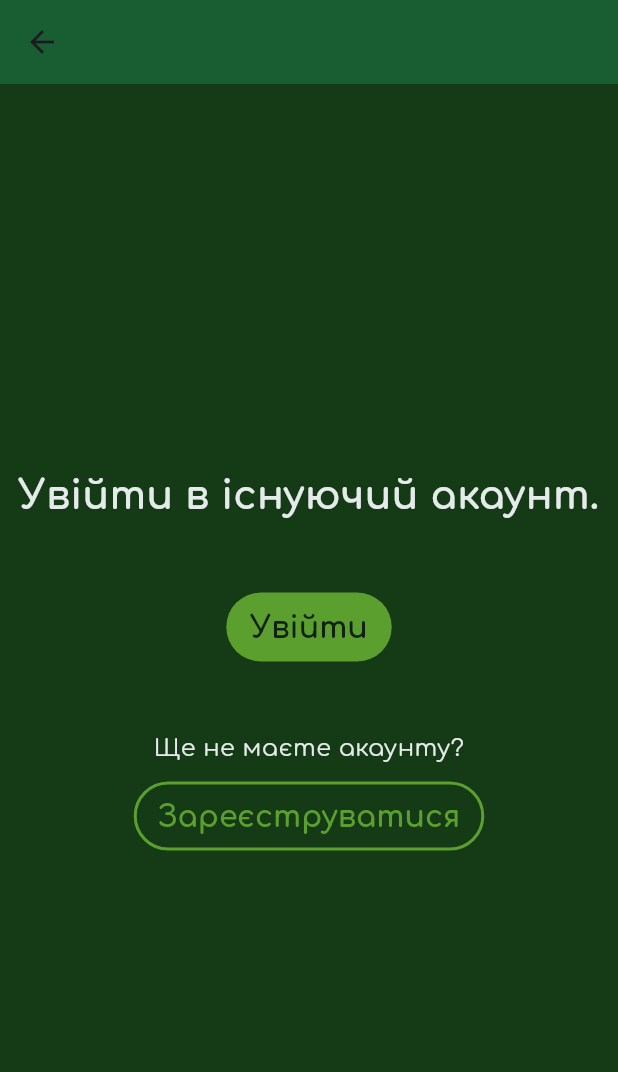
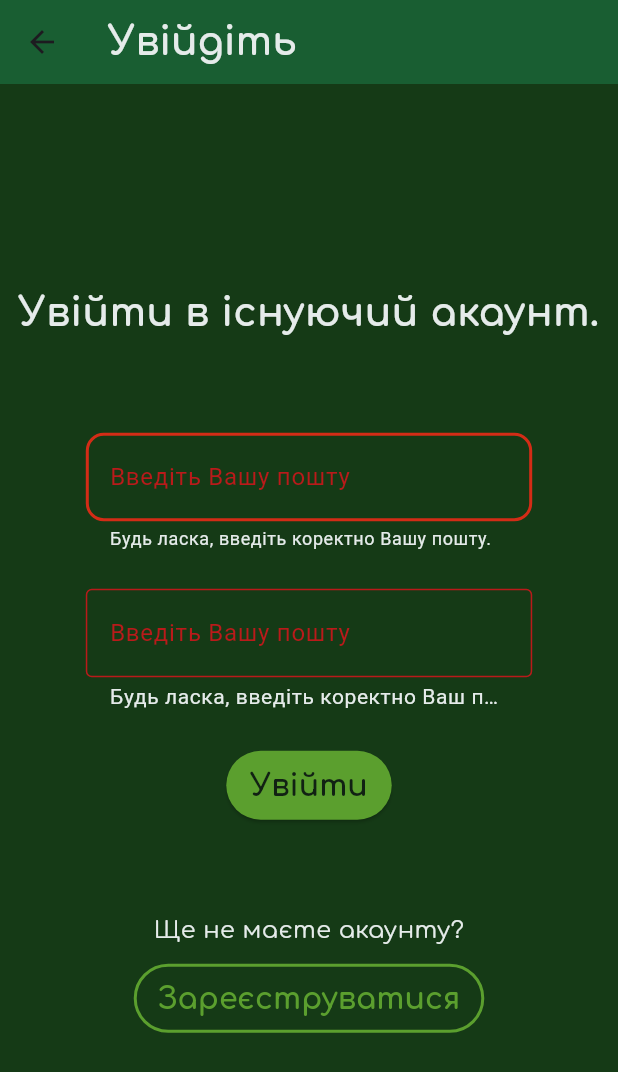
Before and after one commit to turdigicode/flutter_duo_practice, a Flutter app: the LoginPage screen opened directly, after a tap on "Увійти", on a phone screen of 412 x 824 dp. Shown: the top 1072 px of the screen. Run offline on Flutter 3.47's test engine with Material 3 defaults, Android fonts, the phone set to English and light mode, and no system bars.

Commit message:
Started work on forms
To be continued

```diff
--- a/lib/constants/app_font_sizes.dart
+++ b/lib/constants/app_font_sizes.dart
@@ -1,5 +1,6 @@
 class AppFontSizes {
   static const double title = 26.0;
+  static const double medium = 18.0;
   static const double body = 16.0;
   static const double small = 14.0;
   static const double button = 20.0;
--- a/lib/constants/app_text_styles.dart
+++ b/lib/constants/app_text_styles.dart
@@ -1,5 +1,5 @@
 import 'package:flutter/material.dart';
-import 'package:flutter_duo_practice/constants/fonts_constants.dart';
+import 'package:flutter_duo_practice/constants/app_fonts.dart';
 import 'app_colors.dart';
 import 'app_font_sizes.dart';
 
@@ -17,6 +17,12 @@
   static final TextStyle body = _base.copyWith(
     color: AppColors.text,
     fontSize: AppFontSizes.body,
+    fontWeight: FontWeight.normal,
+  );
+
+  static final TextStyle form = _base.copyWith(
+    color: AppColors.text,
+    fontSize: AppFontSizes.medium,
     fontWeight: FontWeight.normal,
   );
 
--- /dev/null
+++ b/lib/forms/login_form.dart
@@ -0,0 +1,110 @@
+import 'package:flutter/material.dart';
+import 'package:flutter_duo_practice/constants/app_button_styles.dart';
+import 'package:flutter_duo_practice/constants/app_text_styles.dart';
+
+import '../constants/app_colors.dart';
+import '../constants/app_spacing.dart';
+
+class MyCustomForm extends StatefulWidget {
+  const MyCustomForm({super.key});
+
+  @override
+  MyCustomFormState createState() {
+    return MyCustomFormState();
+  }
+}
+
+class MyCustomFormState extends State<MyCustomForm> {
+  final _formKey = GlobalKey<FormState>();
+
+  @override
+  Widget build(BuildContext context) {
+    return Center(
+      child: Container(
+        width: MediaQuery.of(context).size.width * 0.8,
+        padding: const EdgeInsets.all(16.0),
+        child: Form(
+          key: _formKey,
+          child: Column(
+            children: <Widget>[
+              TextFormField(
+                decoration: InputDecoration(
+                  labelText: 'Введіть Вашу пошту',
+                  border: OutlineInputBorder(
+                    borderRadius: BorderRadius.circular(20.0),
+                    borderSide: const BorderSide(
+                      color: AppColors.secondary
+                    )
+                  ),
+                  enabledBorder: OutlineInputBorder(
+                    borderRadius: BorderRadius.circular(12.0),
+                    borderSide: const BorderSide(
+                      color: AppColors.primary,
+                      width: 1.5,
+                    ),
+                  ),
+                  focusedBorder: OutlineInputBorder(
+                    borderRadius: BorderRadius.circular(12.0),
+                    borderSide: const BorderSide(
+                      color: AppColors.secondary,
+                      width: 2.0,
+                    ),
+                  ),
+                  hintStyle: AppTextStyles.buttonSecondary,
+                  errorBorder: OutlineInputBorder(
+                    borderRadius: BorderRadius.circular(12.0),
+                    borderSide: const BorderSide(
+                      color: AppColors.error,
+                      width: 2.0,
+                    ),
+                  ),
+                  errorStyle: const TextStyle(
+                    color: AppColors.text,
+                    fontSize: 12.0,
+                  ),
+                ),
+                validator: (value) {
+                  if (value == null || value.isEmpty) {
+                    return 'Будь ласка, введіть коректно Вашу пошту.';
+                  }
+                  return null;
+                },
+                style: AppTextStyles.form,
+              ),
+              const SizedBox(height: AppSpacing.medium),
+              TextFormField(
+                decoration: const InputDecoration(
+                  labelText: 'Введіть Вашу пошту',
+                  border: OutlineInputBorder(),
+                  errorStyle: TextStyle(
+                    color: AppColors.text,
+                    fontSize: 14.0,
+                  ),
+                ),
+                validator: (value) {
+                  if (value == null || value.isEmpty) {
+                    return 'Будь ласка, введіть коректно Ваш пароль.';
+                  }
+                  return null;
+                },
+                style: AppTextStyles.form,
+              ),
+              const SizedBox(height: AppSpacing.medium),
+              ElevatedButton(
+                onPressed: () {
+                  if (_formKey.currentState!.validate()) {
+                    ScaffoldMessenger.of(context).showSnackBar(
+                      const SnackBar(content: Text('Processing Data')),
+                    );
+                  }
+                },
+                style: AppButtonStyles.primary,
+                child: const Text('Увійти'),
+              ),
+            ],
+          ),
+        ),
+      ),
+    );
+  }
+}
--- a/lib/main.dart
+++ b/lib/main.dart
@@ -1,5 +1,5 @@
 import 'package:flutter/material.dart';
-import 'package:flutter_duo_practice/constants/fonts_constants.dart';
+import 'package:flutter_duo_practice/constants/app_fonts.dart';
 
 void main() {
   runApp(const MyApp());
--- a/lib/pages/auth_pages/login_page.dart
+++ b/lib/pages/auth_pages/login_page.dart
@@ -4,6 +4,7 @@
 import 'package:flutter_duo_practice/constants/app_spacing.dart';
 import 'package:flutter_duo_practice/pages/auth_pages/registration_page.dart';
 import '../../constants/app_text_styles.dart';
+import '../../forms/login_form.dart';
 
 class LoginPage extends StatefulWidget {
   const LoginPage({super.key, required this.title});
@@ -15,7 +16,6 @@
 }
 
 class _LoginPageState extends State<LoginPage> {
-
   @override
   Widget build(BuildContext context) {
     return Scaffold(
@@ -34,17 +34,7 @@
               textAlign: TextAlign.center,
             ),
             const SizedBox(height: AppSpacing.large),
-
-            TextButton(
-                onPressed: () {
-                  Navigator.pushReplacement(
-                    context,
-                    MaterialPageRoute(builder: (context) => const LoginPage(title: '')),
-                  );
-                },
-                style: AppButtonStyles.primary,
-                child: const Text('Увійти')
-            ),
+            const MyCustomForm(),
             const SizedBox(height: AppSpacing.large),
             Text(
               'Ще не маєте акаунту?',
```
Also changed, not shown: lib/constants/app_fonts.dart (renamed from lib/constants/fonts_constants.dart).
